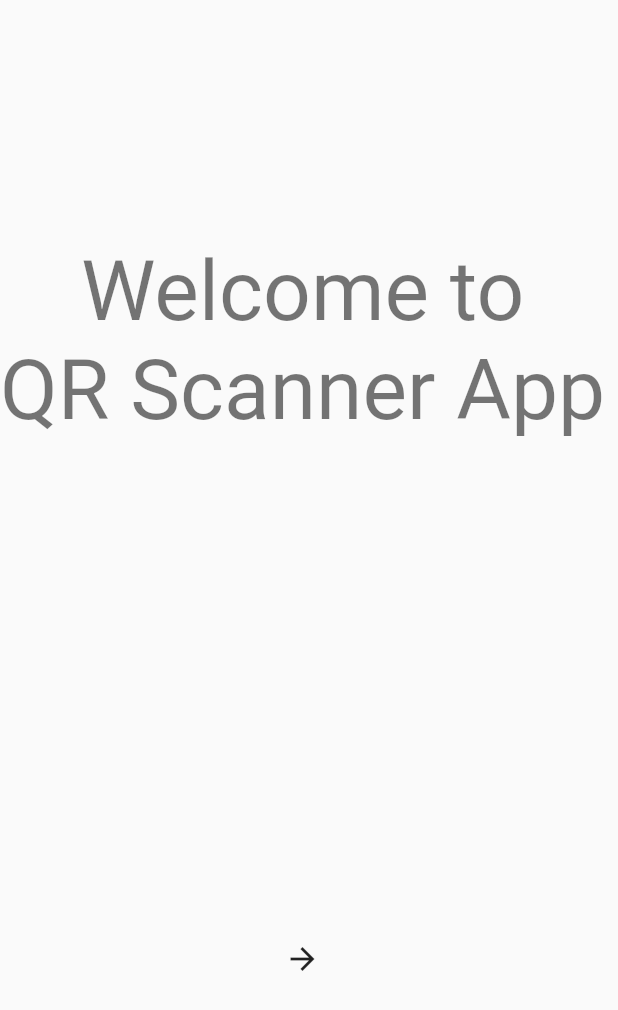
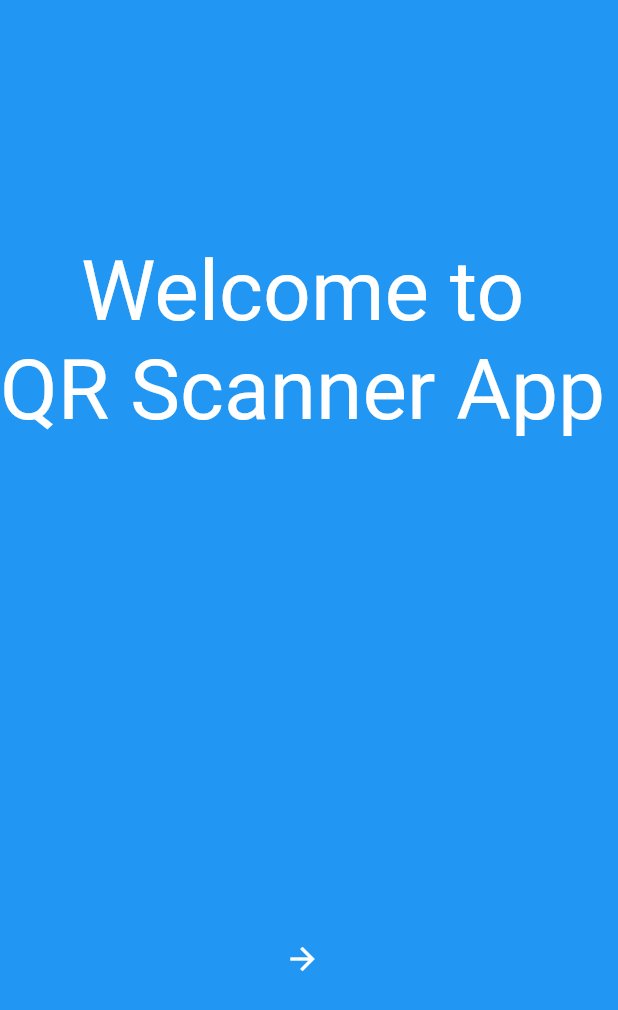
Before and after one commit to 14h4i/qr_scanner, a Flutter app: the screen it shows after launch, on a phone screen of 412 x 824 dp. Shown: the top 1010 px of the screen. Run offline on Flutter 3.47's test engine with Material 2 defaults, Android fonts, the phone set to English and light mode, and no system bars; our stand-ins replace rxdart, shared_preferences; missing offline and left inert: qr_code_scanner.

Commit message:
Update color

```diff
--- a/lib/modules/welcome/pages/welcome_page.dart
+++ b/lib/modules/welcome/pages/welcome_page.dart
@@ -15,6 +15,7 @@ class _WelcomePageState extends State<WelcomePage> {
   @override
   Widget build(BuildContext context) {
     return Scaffold(
+      backgroundColor: Theme.of(context).primaryColor,
       body: Column(
         mainAxisAlignment: MainAxisAlignment.spaceAround,
         crossAxisAlignment: CrossAxisAlignment.center,
@@ -22,11 +23,16 @@ class _WelcomePageState extends State<WelcomePage> {
           Text(
             'Welcome to\nQR Scanner App',
             textAlign: TextAlign.center,
-            style: Theme.of(context).textTheme.headline2,
+            style: Theme.of(context)
+                .textTheme
+                .headline2!
+                .copyWith(color: Colors.white),
           ),
           IconButton(
-            highlightColor: Colors.blue,
-            icon: const Icon(Icons.arrow_forward),
+            icon: const Icon(
+              Icons.arrow_forward,
+              color: Colors.white,
+            ),
             onPressed: _changeAppState,
           ),
         ],
```
